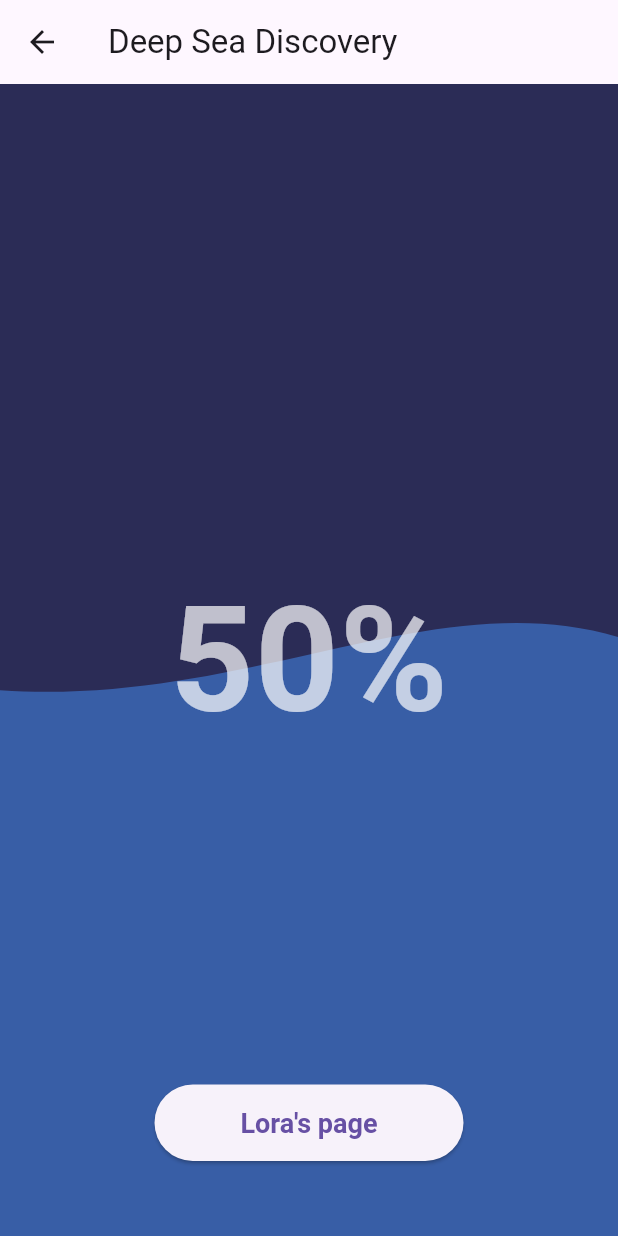
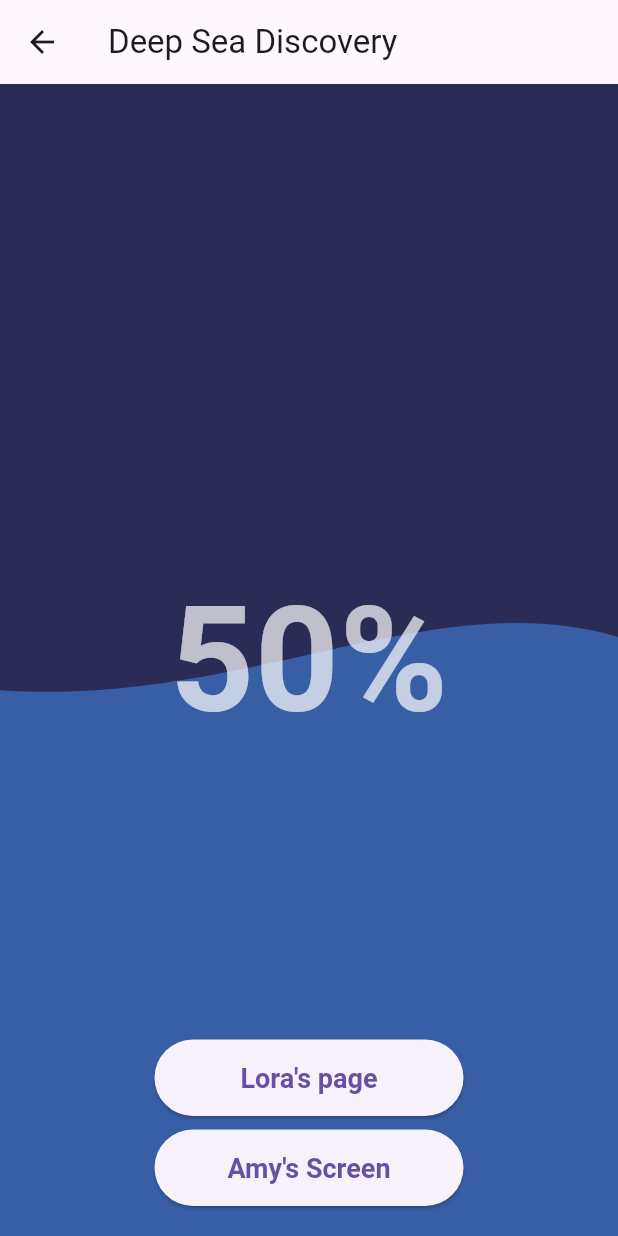
Before and after one commit to loraavie/app4, a Flutter app: the ScreenOne screen opened directly, on a phone screen of 412 x 824 dp. Run offline on Flutter 3.47's test engine with Material 3 defaults, Android fonts, the phone set to English and light mode, and no system bars.

Commit message:
both buttons working

```diff
--- a/lib/main.dart
+++ b/lib/main.dart
@@ -292,7 +292,7 @@ class _ScreenOneState extends State<ScreenOne> with TickerProviderStateMixin {
                 textScaleFactor: 7),
           ),
           Positioned(
-            bottom: 50,
+            bottom: 80,
             left: size.width * 0.25,
             right: size.width * 0.25,
             child: ElevatedButton(
@@ -305,7 +305,25 @@ class _ScreenOneState extends State<ScreenOne> with TickerProviderStateMixin {
               ),
               child: Text('Lora\'s page'),
             ),
-          )
+          ),
+          Positioned(
+            bottom: 20,
+            left: size.width * 0.25,
+            right: size.width * 0.25,
+            child: ElevatedButton(
+              onPressed: () {
+                Navigator.push(
+                  context,
+                  MaterialPageRoute(builder: (context) => ScreenTwo()),
+                );
+              },
+              style: ElevatedButton.styleFrom(
+                padding: EdgeInsets.symmetric(vertical: 15),
+                textStyle: TextStyle(fontSize: 18, fontWeight: FontWeight.bold),
+              ),
+              child: Text('Amy\'s Screen'),
+            ),
+          ),
         ],
       ),
     );
```
